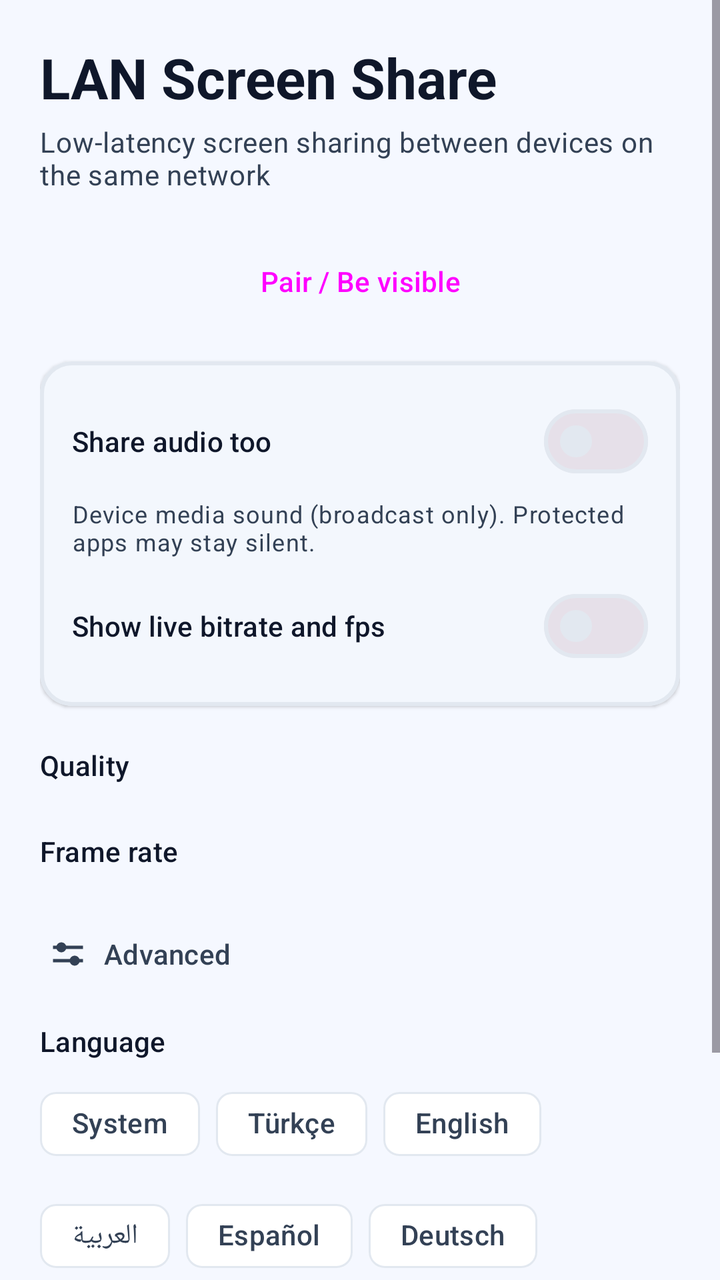
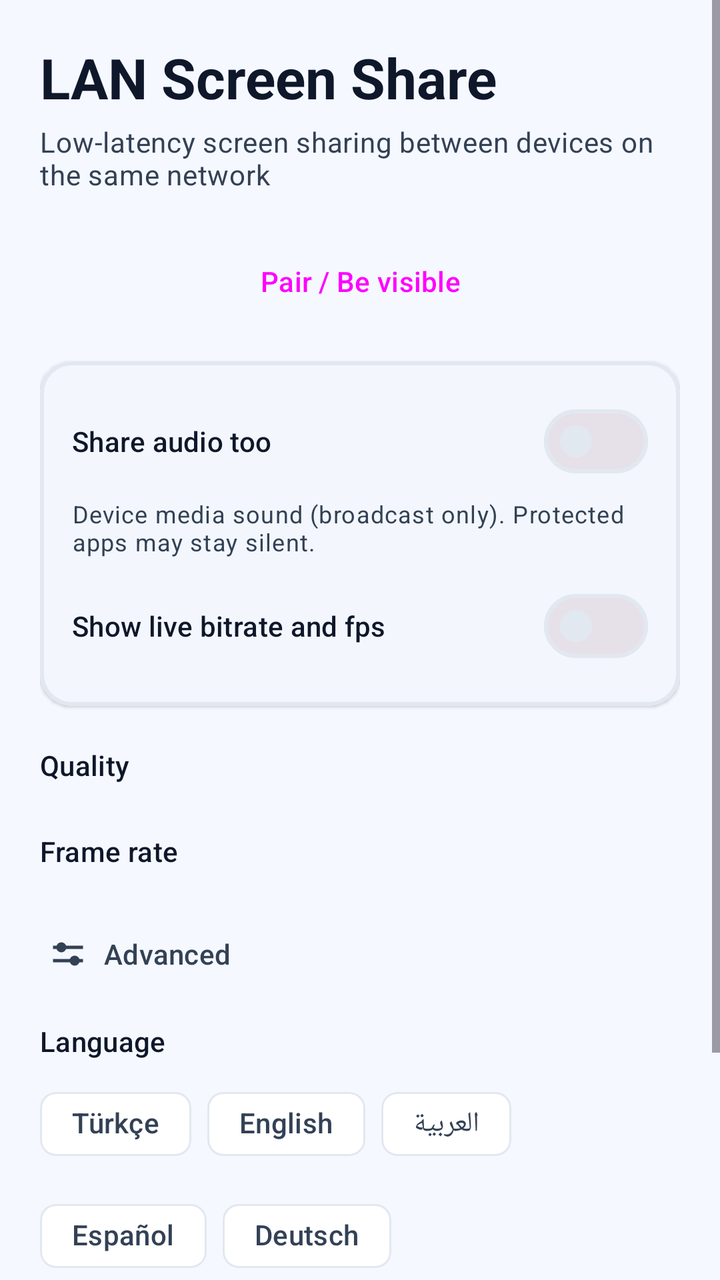

Compare the two renders of this Android layout. The source of the first and the diff that turns it into the second are given below.
<!-- AndroidManifest.xml: application theme Theme.LanShare -->
<!-- res/layout/activity_main.xml -->
<?xml version="1.0" encoding="utf-8"?>
<ScrollView xmlns:android="http://schemas.android.com/apk/res/android"
    xmlns:app="http://schemas.android.com/apk/res-auto"
    android:layout_width="match_parent"
    android:layout_height="match_parent"
    android:background="@color/bg_app"
    android:fillViewport="true">

    <LinearLayout
        android:layout_width="match_parent"
        android:layout_height="wrap_content"
        android:orientation="vertical"
        android:padding="20dp">

        
        <TextView
            android:layout_width="match_parent"
            android:layout_height="wrap_content"
            android:text="@string/app_name"
            android:textAppearance="?attr/textAppearanceHeadlineMedium"
            android:textStyle="bold"
            android:textColor="@color/text_primary" />

        <TextView
            android:layout_width="match_parent"
            android:layout_height="wrap_content"
            android:layout_marginTop="4dp"
            android:text="@string/main_subtitle"
            android:textAppearance="?attr/textAppearanceBodyMedium"
            android:textColor="@color/text_secondary" />

        
        <Button
            android:id="@+id/pairButton"
            style="@style/Widget.Material3.Button"
            android:layout_width="match_parent"
            android:layout_height="wrap_content"
            android:layout_marginTop="20dp"
            android:focusable="true"
            android:text="@string/pair_toggle_on" />

        <TextView
            android:id="@+id/pairHint"
            android:layout_width="match_parent"
            android:layout_height="wrap_content"
            android:layout_marginTop="6dp"
            android:text="@string/pair_hint"
            android:textAppearance="?attr/textAppearanceBodySmall"
            android:textColor="@color/text_secondary"
            android:visibility="gone" />

        <TextView
            android:id="@+id/nearbyLabel"
            android:layout_width="wrap_content"
            android:layout_height="wrap_content"
            android:layout_marginTop="16dp"
            android:text="@string/nearby_label"
            android:textAppearance="?attr/textAppearanceTitleSmall"
            android:textColor="@color/text_primary"
            android:visibility="gone" />

        <TextView
            android:id="@+id/nearbyEmpty"
            android:layout_width="wrap_content"
            android:layout_height="wrap_content"
            android:layout_marginTop="6dp"
            android:text="@string/nearby_empty"
            android:textAppearance="?attr/textAppearanceBodySmall"
            android:textColor="@color/text_secondary"
            android:visibility="gone" />

        <LinearLayout
            android:id="@+id/nearbyContainer"
            android:layout_width="match_parent"
            android:layout_height="wrap_content"
            android:orientation="vertical" />

        
        <com.google.android.material.card.MaterialCardView
            android:layout_width="match_parent"
            android:layout_height="wrap_content"
            android:layout_marginTop="16dp">

            <LinearLayout
                android:layout_width="match_parent"
                android:layout_height="wrap_content"
                android:orientation="vertical"
                android:padding="16dp">

                <com.google.android.material.materialswitch.MaterialSwitch
                    android:id="@+id/audioSwitch"
                    android:layout_width="match_parent"
                    android:layout_height="wrap_content"
                    android:checked="false"
                    android:text="@string/share_audio_title"
                    android:textAppearance="?attr/textAppearanceTitleSmall"
                    android:textColor="@color/text_primary" />

                <TextView
                    android:layout_width="match_parent"
                    android:layout_height="wrap_content"
                    android:layout_marginTop="4dp"
                    android:text="@string/share_audio_note"
                    android:textAppearance="?attr/textAppearanceBodySmall"
                    android:textColor="@color/text_secondary" />

                <com.google.android.material.materialswitch.MaterialSwitch
                    android:id="@+id/liveStatsSwitch"
                    android:layout_width="match_parent"
                    android:layout_height="wrap_content"
                    android:layout_marginTop="10dp"
                    android:checked="false"
                    android:text="@string/live_stats_title"
                    android:textAppearance="?attr/textAppearanceTitleSmall"
                    android:textColor="@color/text_primary" />
            </LinearLayout>
        </com.google.android.material.card.MaterialCardView>

        
        <TextView
            android:layout_width="wrap_content"
            android:layout_height="wrap_content"
            android:layout_marginTop="20dp"
            android:text="@string/quality_label"
            android:textAppearance="?attr/textAppearanceTitleSmall"
            android:textColor="@color/text_primary" />

        <com.google.android.material.button.MaterialButtonToggleGroup
            android:id="@+id/qualityGroup"
            android:layout_width="match_parent"
            android:layout_height="wrap_content"
            android:layout_marginTop="8dp"
            app:singleSelection="true"
            app:selectionRequired="true">

            <Button
                android:id="@+id/btnQ720"
                style="@style/Widget.Material3.Button.OutlinedButton"
                android:layout_width="0dp"
                android:layout_height="wrap_content"
                android:layout_weight="1"
                android:text="@string/quality_smooth" />

            <Button
                android:id="@+id/btnQ900"
                style="@style/Widget.Material3.Button.OutlinedButton"
                android:layout_width="0dp"
                android:layout_height="wrap_content"
                android:layout_weight="1"
                android:text="@string/quality_mid" />

            <Button
                android:id="@+id/btnQ1080"
                style="@style/Widget.Material3.Button.OutlinedButton"
                android:layout_width="0dp"
                android:layout_height="wrap_content"
                android:layout_weight="1"
                android:text="@string/quality_sharp" />
        </com.google.android.material.button.MaterialButtonToggleGroup>

        
        <TextView
            android:layout_width="wrap_content"
            android:layout_height="wrap_content"
            android:layout_marginTop="16dp"
            android:text="@string/fps_label"
            android:textAppearance="?attr/textAppearanceTitleSmall"
            android:textColor="@color/text_primary" />

        <com.google.android.material.button.MaterialButtonToggleGroup
            android:id="@+id/fpsGroup"
            android:layout_width="match_parent"
            android:layout_height="wrap_content"
            android:layout_marginTop="8dp"
            app:singleSelection="true"
            app:selectionRequired="true">

            <Button
                android:id="@+id/btnFps30"
                style="@style/Widget.Material3.Button.OutlinedButton"
                android:layout_width="0dp"
                android:layout_height="wrap_content"
                android:layout_weight="1"
                android:text="30" />

            <Button
                android:id="@+id/btnFps48"
                style="@style/Widget.Material3.Button.OutlinedButton"
                android:layout_width="0dp"
                android:layout_height="wrap_content"
                android:layout_weight="1"
                android:text="48" />

            <Button
                android:id="@+id/btnFps60"
                style="@style/Widget.Material3.Button.OutlinedButton"
                android:layout_width="0dp"
                android:layout_height="wrap_content"
                android:layout_weight="1"
                android:text="60" />
        </com.google.android.material.button.MaterialButtonToggleGroup>

        
        <LinearLayout
            android:id="@+id/advancedHeader"
            android:layout_width="match_parent"
            android:layout_height="wrap_content"
            android:layout_marginTop="20dp"
            android:orientation="horizontal"
            android:gravity="center_vertical"
            android:clickable="true"
            android:focusable="true"
            android:background="?attr/selectableItemBackground"
            android:padding="4dp">

            <ImageView
                android:layout_width="20dp"
                android:layout_height="20dp"
                android:importantForAccessibility="no"
                android:src="@drawable/ic_tune" />

            <TextView
                android:layout_width="wrap_content"
                android:layout_height="wrap_content"
                android:layout_marginStart="8dp"
                android:text="@string/advanced_label"
                android:textAppearance="?attr/textAppearanceTitleSmall"
                android:textColor="@color/text_secondary" />
        </LinearLayout>

        <LinearLayout
            android:id="@+id/advancedContent"
            android:layout_width="match_parent"
            android:layout_height="wrap_content"
            android:orientation="vertical"
            android:visibility="gone">

            <TextView
                android:layout_width="wrap_content"
                android:layout_height="wrap_content"
                android:layout_marginTop="8dp"
                android:text="@string/bitrate_label"
                android:textAppearance="?attr/textAppearanceBodyMedium"
                android:textColor="@color/text_secondary" />

            <com.google.android.material.chip.ChipGroup
                android:id="@+id/bitrateChips"
                android:layout_width="match_parent"
                android:layout_height="wrap_content"
                android:layout_marginTop="4dp"
                app:singleSelection="true"
                app:selectionRequired="true">

                <com.google.android.material.chip.Chip
                    android:id="@+id/chipBrAuto"
                    style="@style/Widget.Material3.Chip.Filter"
                    android:layout_width="wrap_content"
                    android:layout_height="wrap_content"
                    android:text="@string/bitrate_auto" />

                <com.google.android.material.chip.Chip
                    android:id="@+id/chipBr6"
                    style="@style/Widget.Material3.Chip.Filter"
                    android:layout_width="wrap_content"
                    android:layout_height="wrap_content"
                    android:text="6 Mbps" />

                <com.google.android.material.chip.Chip
                    android:id="@+id/chipBr8"
                    style="@style/Widget.Material3.Chip.Filter"
                    android:layout_width="wrap_content"
                    android:layout_height="wrap_content"
                    android:text="8 Mbps" />

                <com.google.android.material.chip.Chip
                    android:id="@+id/chipBr12"
                    style="@style/Widget.Material3.Chip.Filter"
                    android:layout_width="wrap_content"
                    android:layout_height="wrap_content"
                    android:text="12 Mbps" />

                <com.google.android.material.chip.Chip
                    android:id="@+id/chipBr20"
                    style="@style/Widget.Material3.Chip.Filter"
                    android:layout_width="wrap_content"
                    android:layout_height="wrap_content"
                    android:text="20 Mbps" />
            </com.google.android.material.chip.ChipGroup>

            
            <TextView
                android:layout_width="wrap_content"
                android:layout_height="wrap_content"
                android:layout_marginTop="16dp"
                android:text="@string/manual_label"
                android:textAppearance="?attr/textAppearanceTitleSmall"
                android:textColor="@color/text_secondary" />

            <TextView
                android:id="@+id/ownAddrText"
                android:layout_width="wrap_content"
                android:layout_height="wrap_content"
                android:layout_marginTop="4dp"
                android:fontFamily="monospace"
                android:textAppearance="?attr/textAppearanceBodySmall"
                android:textColor="@color/blue_primary_dark"
                android:visibility="gone" />

            <com.google.android.material.textfield.TextInputLayout
                style="@style/Widget.Material3.TextInputLayout.OutlinedBox"
                android:layout_width="match_parent"
                android:layout_height="wrap_content"
                android:layout_marginTop="8dp"
                android:hint="@string/input_room_label">

                <com.google.android.material.textfield.TextInputEditText
                    android:id="@+id/roomIdInput"
                    android:layout_width="match_parent"
                    android:layout_height="wrap_content"
                    android:inputType="text"
                    android:text="demo" />
            </com.google.android.material.textfield.TextInputLayout>

            <com.google.android.material.textfield.TextInputLayout
                style="@style/Widget.Material3.TextInputLayout.OutlinedBox"
                android:layout_width="match_parent"
                android:layout_height="wrap_content"
                android:layout_marginTop="8dp"
                android:hint="@string/input_server_label">

                <com.google.android.material.textfield.TextInputEditText
                    android:id="@+id/serverInput"
                    android:layout_width="match_parent"
                    android:layout_height="wrap_content"
                    android:inputType="text" />
            </com.google.android.material.textfield.TextInputLayout>

            <LinearLayout
                android:layout_width="match_parent"
                android:layout_height="wrap_content"
                android:layout_marginTop="8dp"
                android:orientation="horizontal">

                <Button
                    android:id="@+id/manualPublishButton"
                    style="@style/Widget.Material3.Button.OutlinedButton"
                    android:layout_width="0dp"
                    android:layout_height="wrap_content"
                    android:layout_weight="1"
                    android:layout_marginEnd="4dp"
                    android:text="@string/role_publisher_title" />

                <Button
                    android:id="@+id/manualViewButton"
                    style="@style/Widget.Material3.Button.OutlinedButton"
                    android:layout_width="0dp"
                    android:layout_height="wrap_content"
                    android:layout_weight="1"
                    android:layout_marginStart="4dp"
                    android:text="@string/role_viewer_title" />
            </LinearLayout>
        </LinearLayout>

        
        <TextView
            android:layout_width="wrap_content"
            android:layout_height="wrap_content"
            android:layout_marginTop="20dp"
            android:text="@string/language_label"
            android:textAppearance="?attr/textAppearanceTitleSmall"
            android:textColor="@color/text_primary" />

        <com.google.android.material.chip.ChipGroup
            android:id="@+id/langChips"
            android:layout_width="match_parent"
            android:layout_height="wrap_content"
            android:layout_marginTop="8dp"
            app:singleSelection="true"
            app:selectionRequired="true">

            <com.google.android.material.chip.Chip
                android:id="@+id/chipLangSys"
                style="@style/Widget.Material3.Chip.Filter"
                android:layout_width="wrap_content"
                android:layout_height="wrap_content"
                android:text="@string/lang_system" />

            <com.google.android.material.chip.Chip
                android:id="@+id/chipLangTr"
                style="@style/Widget.Material3.Chip.Filter"
                android:layout_width="wrap_content"
                android:layout_height="wrap_content"
                android:text="@string/lang_tr" />

            <com.google.android.material.chip.Chip
                android:id="@+id/chipLangEn"
                style="@style/Widget.Material3.Chip.Filter"
                android:layout_width="wrap_content"
                android:layout_height="wrap_content"
                android:text="@string/lang_en" />

            <com.google.android.material.chip.Chip
                android:id="@+id/chipLangAr"
                style="@style/Widget.Material3.Chip.Filter"
                android:layout_width="wrap_content"
                android:layout_height="wrap_content"
                android:text="@string/lang_ar" />

            <com.google.android.material.chip.Chip
                android:id="@+id/chipLangEs"
                style="@style/Widget.Material3.Chip.Filter"
                android:layout_width="wrap_content"
                android:layout_height="wrap_content"
                android:text="@string/lang_es" />

            <com.google.android.material.chip.Chip
                android:id="@+id/chipLangDe"
                style="@style/Widget.Material3.Chip.Filter"
                android:layout_width="wrap_content"
                android:layout_height="wrap_content"
                android:text="@string/lang_de" />
        </com.google.android.material.chip.ChipGroup>

        
        <com.google.android.material.card.MaterialCardView
            android:id="@+id/helpCard"
            android:layout_width="match_parent"
            android:layout_height="wrap_content"
            android:layout_marginTop="20dp"
            android:layout_marginBottom="24dp"
            android:clickable="true"
            android:focusable="true"
            app:cardBackgroundColor="@color/blue_container">

            <LinearLayout
                android:layout_width="match_parent"
                android:layout_height="wrap_content"
                android:orientation="vertical"
                android:padding="16dp">

                <TextView
                    android:layout_width="wrap_content"
                    android:layout_height="wrap_content"
                    android:text="@string/help_card_title"
                    android:textAppearance="?attr/textAppearanceTitleMedium"
                    android:textStyle="bold"
                    android:textColor="@color/blue_primary_dark" />

                <TextView
                    android:layout_width="wrap_content"
                    android:layout_height="wrap_content"
                    android:layout_marginTop="2dp"
                    android:text="@string/help_card_desc"
                    android:textAppearance="?attr/textAppearanceBodySmall"
                    android:textColor="@color/text_secondary" />
            </LinearLayout>
        </com.google.android.material.card.MaterialCardView>
    </LinearLayout>
</ScrollView>
<!-- resources referenced by this layout -->
<resources>
  <color name="bg_app">#F5F8FF</color>
  <color name="blue_container">#DBEAFE</color>
  <color name="blue_primary_dark">#1D4ED8</color>
  <color name="text_primary">#0F172A</color>
  <color name="text_secondary">#334155</color>
  <!-- drawable ic_tune (drawable) -->
  <vector xmlns:android="http://schemas.android.com/apk/res/android"
      android:width="24dp"
      android:height="24dp"
      android:viewportWidth="24"
      android:viewportHeight="24"
      android:tint="@color/text_secondary">
      
      <path
          android:fillColor="#FF000000"
          android:pathData="M3,7 h18 v2 h-18 z M3,15 h18 v2 h-18 z" />
      <path
          android:fillColor="#FF000000"
          android:pathData="M8,5 a3,3 0 1 1 -0.01,0 z M16,13 a3,3 0 1 1 -0.01,0 z" />
  </vector>
  <string name="advanced_label">Advanced</string>
  <string name="app_name">LAN Screen Share</string>
  <string name="bitrate_auto">Auto</string>
  <string name="bitrate_label">Bitrate</string>
  <string name="fps_label">Frame rate</string>
  <string name="help_card_desc">Setup and pairing in 5 steps</string>
  <string name="help_card_title">How to use?</string>
  <string name="input_room_label">Room name</string>
  <string name="input_server_label">Server (IP:PORT)</string>
  <string name="lang_ar" translatable="false">العربية</string>
  <string name="lang_de" translatable="false">Deutsch</string>
  <string name="lang_en" translatable="false">English</string>
  <string name="lang_es" translatable="false">Español</string>
  <string name="lang_system">System</string>
  <string name="lang_tr" translatable="false">Türkçe</string>
  <string name="language_label">Language</string>
  <string name="live_stats_title">Show live bitrate and fps</string>
  <string name="main_subtitle">Low-latency screen sharing between devices on the same network</string>
  <string name="manual_label">Manual connection (fallback)</string>
  <string name="nearby_empty">No devices found yet…</string>
  <string name="nearby_label">Nearby devices</string>
  <string name="pair_hint">Visible on the network — press Pair on the other device too</string>
  <string name="pair_toggle_on">Pair / Be visible</string>
  <string name="quality_label">Quality</string>
  <string name="quality_mid" translatable="false">1600×900</string>
  <string name="quality_sharp">Sharp · 1080p</string>
  <string name="quality_smooth">Smooth · 720p</string>
  <string name="role_publisher_title">Broadcast</string>
  <string name="role_viewer_title">Watch</string>
  <string name="share_audio_note">Device media sound (broadcast only). Protected apps may stay silent.</string>
  <string name="share_audio_title">Share audio too</string>
  <color name="blue_primary">#2563EB</color>
  <color name="surface_white">#FFFFFF</color>
  <color name="stroke_subtle">#E2E8F0</color>
  <style name="Shape.LanShare.Medium" parent="ShapeAppearance.Material3.Corner.Medium">
          <item name="cornerSize">16dp</item>
      </style>
  <style name="Shape.LanShare.Large" parent="ShapeAppearance.Material3.Corner.Large">
          <item name="cornerSize">20dp</item>
      </style>
  <style name="Card.LanShare" parent="Widget.Material3.CardView.Elevated">
          <item name="cardBackgroundColor">@color/surface_white</item>
          <item name="cardElevation">1dp</item>
          <item name="strokeWidth">2dp</item>
          <item name="strokeColor">@color/card_stroke</item>
          <item name="shapeAppearance">@style/Shape.LanShare.Medium</item>
      </style>
  <!-- unchanged entries left out for length: 1 -->
</resources>

<!-- the commit's change to res/layout/activity_main.xml (unified diff, before → after) -->
@@ -377,13 +377,6 @@
             android:layout_marginTop="8dp"
             app:singleSelection="true"
             app:selectionRequired="true">
-
-            <com.google.android.material.chip.Chip
-                android:id="@+id/chipLangSys"
-                style="@style/Widget.Material3.Chip.Filter"
-                android:layout_width="wrap_content"
-                android:layout_height="wrap_content"
-                android:text="@string/lang_system" />
 
             <com.google.android.material.chip.Chip
                 android:id="@+id/chipLangTr"
<!-- resource entries referenced after the edit -->
@@ -25,7 +25,7 @@
   <string name="bitrate_auto">Auto</string>
   <string name="bitrate_label">Bitrate</string>
   <string name="fps_label">Frame rate</string>
-  <string name="help_card_desc">Setup and pairing in 5 steps</string>
+  <string name="help_card_desc">Step-by-step guide</string>
   <string name="help_card_title">How to use?</string>
   <string name="input_room_label">Room name</string>
   <string name="input_server_label">Server (IP:PORT)</string>
@@ -33,7 +33,6 @@
   <string name="lang_de" translatable="false">Deutsch</string>
   <string name="lang_en" translatable="false">English</string>
   <string name="lang_es" translatable="false">Español</string>
-  <string name="lang_system">System</string>
   <string name="lang_tr" translatable="false">Türkçe</string>
   <string name="language_label">Language</string>
   <string name="live_stats_title">Show live bitrate and fps</string>
